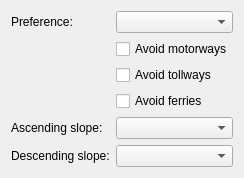
First picture: the form in src/plugins/runner/mapquest/MapQuestConfigWidget.ui, repository KDE/marble, before the edit.
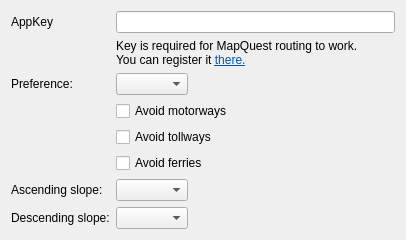
Second picture: the form after the edit.

Commit message:
Support for MapQuest AppKeys
Brings back MapQuest routing. Users are required to register for a
MapQuest AppKey and enter it in the mapquest backend configuration.

GCI task #5794101337260032

```diff
--- a/src/plugins/runner/mapquest/MapQuestConfigWidget.ui
+++ b/src/plugins/runner/mapquest/MapQuestConfigWidget.ui
@@ -6,12 +6,28 @@
    <rect>
     <x>0</x>
     <y>0</y>
-    <width>230</width>
-    <height>169</height>
+    <width>406</width>
+    <height>222</height>
    </rect>
   </property>
   <layout class="QFormLayout" name="formLayout">
+   <property name="fieldGrowthPolicy">
+    <enum>QFormLayout::ExpandingFieldsGrow</enum>
+   </property>
    <item row="0" column="0">
+    <widget class="QLabel" name="appKeyLabel">
+     <property name="text">
+      <string>AppKey</string>
+     </property>
+     <property name="buddy">
+      <cstring>appKey</cstring>
+     </property>
+    </widget>
+   </item>
+   <item row="0" column="1">
+    <widget class="QLineEdit" name="appKey"/>
+   </item>
+   <item row="2" column="0">
     <widget class="QLabel" name="label">
      <property name="text">
       <string>Preference:</string>
@@ -21,31 +37,31 @@
      </property>
     </widget>
    </item>
-   <item row="0" column="1">
+   <item row="2" column="1">
     <widget class="QComboBox" name="preference"/>
    </item>
-   <item row="1" column="1">
+   <item row="4" column="1">
     <widget class="QCheckBox" name="noMotorways">
      <property name="text">
       <string>Avoid motorways</string>
      </property>
     </widget>
    </item>
-   <item row="2" column="1">
+   <item row="5" column="1">
     <widget class="QCheckBox" name="noTollways">
      <property name="text">
       <string>Avoid tollways</string>
      </property>
     </widget>
    </item>
-   <item row="3" column="1">
+   <item row="6" column="1">
     <widget class="QCheckBox" name="noFerries">
      <property name="text">
       <string>Avoid ferries</string>
      </property>
     </widget>
    </item>
-   <item row="4" column="0">
+   <item row="7" column="0">
     <widget class="QLabel" name="label_2">
      <property name="text">
       <string>Ascending slope:</string>
@@ -55,10 +71,10 @@
      </property>
     </widget>
    </item>
-   <item row="4" column="1">
+   <item row="7" column="1">
     <widget class="QComboBox" name="ascending"/>
    </item>
-   <item row="5" column="0">
+   <item row="8" column="0">
     <widget class="QLabel" name="label_3">
      <property name="text">
       <string>Descending slope:</string>
@@ -68,9 +84,19 @@
      </property>
     </widget>
    </item>
-   <item row="5" column="1">
+   <item row="8" column="1">
     <widget class="QComboBox" name="descending"/>
    </item>
+   <item row="1" column="1">
+    <widget class="QLabel" name="label_4">
+     <property name="text">
+      <string>&lt;html&gt;&lt;head/&gt;&lt;body&gt;Key is required for MapQuest routing to work. &lt;br/&gt;You can register it &lt;a href=&quot;http://developer.mapquest.com/web/products/open&quot;&gt;&lt;span style=&quot; text-decoration: underline; color:#0057ae;&quot;&gt;there.&lt;/span&gt;&lt;/a&gt;&lt;/body&gt;&lt;/html&gt;</string>
+     </property>
+     <property name="openExternalLinks">
+      <bool>true</bool>
+     </property>
+    </widget>
+   </item>
   </layout>
  </widget>
  <resources/>
```
The commit also changes 3 other files.
